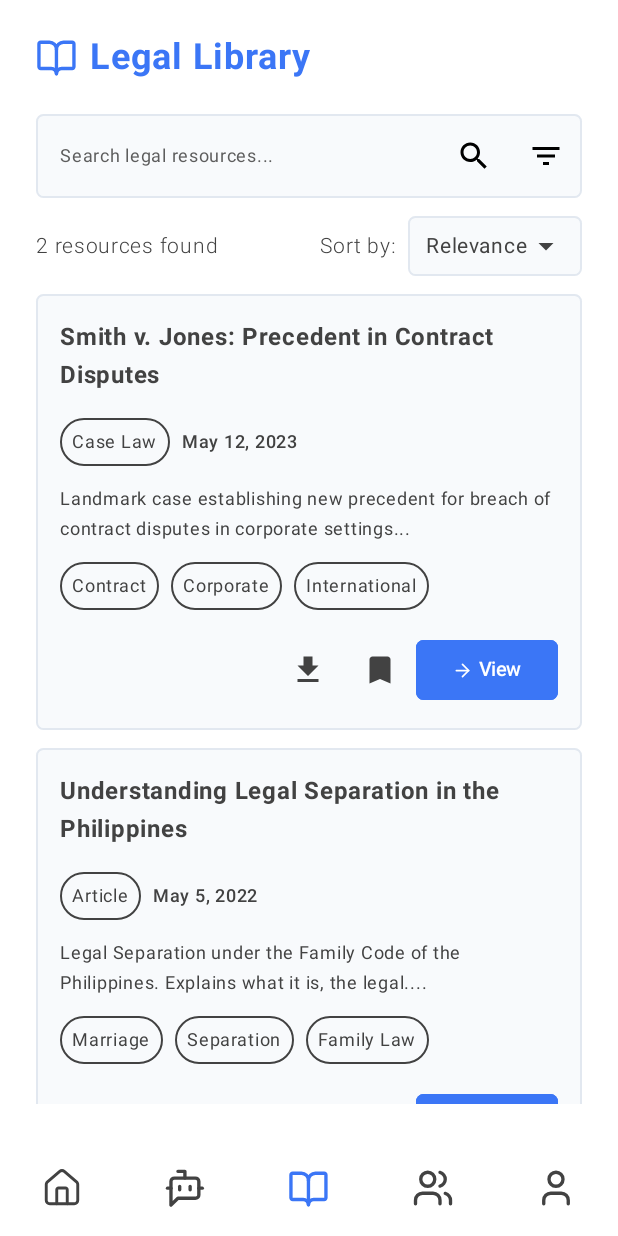
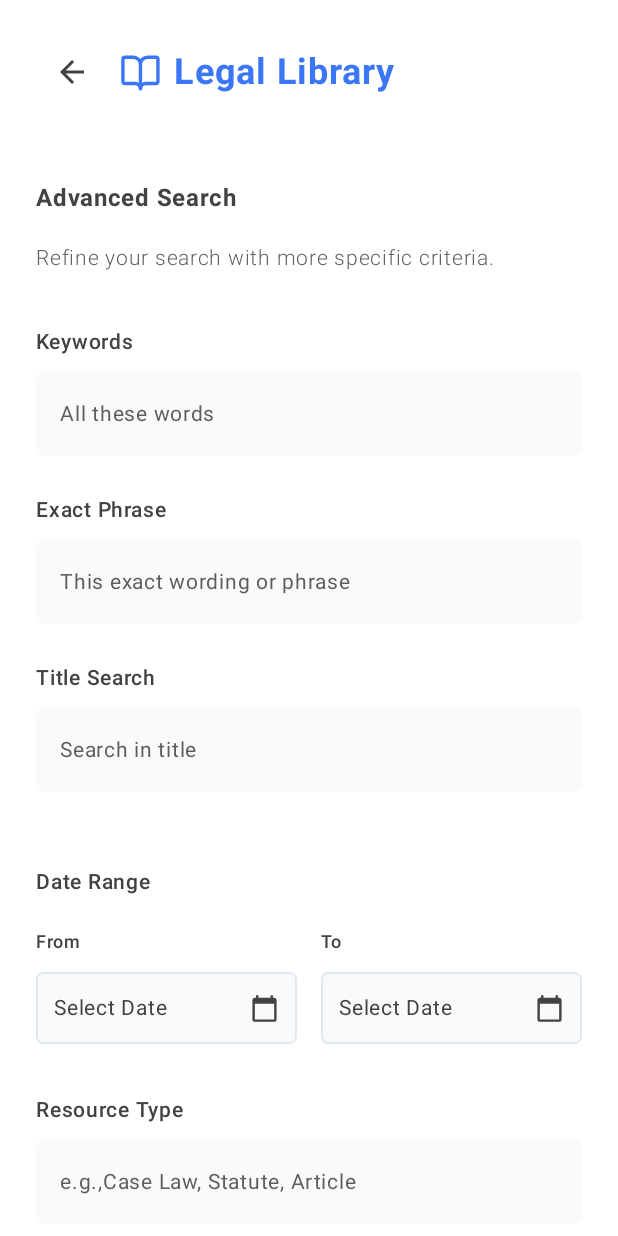
Before and after one commit to piolonrqz/Capstone-ALLY, an Android app built with Jetpack Compose: the ResourcesScreen screen opened through its navigation route, after a tap on "Search", on a phone screen of 412 x 824 dp. Run offline under Robolectric (Android 15) with nearby library versions, the phone set to English and light mode, and no system bars.

Commit message:
added library search screen

```diff
--- a/ally-mobile/app/src/main/java/com/example/ally/MainActivity.kt
+++ b/ally-mobile/app/src/main/java/com/example/ally/MainActivity.kt
@@ -22,6 +22,7 @@ import com.example.ally.ui.theme.AllyTheme
 import com.example.ally.ui.screens.LandingScreen
 import com.example.ally.ui.screens.ChatScreen
 import com.example.ally.ui.screens.ResourcesScreen
+import com.example.ally.ui.screens.LibrarySearchScreen
 import com.example.ally.ui.components.AllyBottomNav
 
 class MainActivity : ComponentActivity() {
@@ -55,6 +56,9 @@ class MainActivity : ComponentActivity() {
                         composable(ScreenRoutes.RESOURCES) {
                             ResourcesScreen(navController = navController)
                         }
+                        composable(ScreenRoutes.LIBRARY_SEARCH) {
+                            LibrarySearchScreen(navController = navController)
+                        }
                         // Add other composables for other screens here
                         // composable(ScreenRoutes.LAWYERS) { LawyersScreen(navController) }
                         // composable(ScreenRoutes.ACCOUNT) { AccountScreen(navController) }
--- a/ally-mobile/app/src/main/java/com/example/ally/navigation/ScreenRoutes.kt
+++ b/ally-mobile/app/src/main/java/com/example/ally/navigation/ScreenRoutes.kt
@@ -6,5 +6,6 @@ object ScreenRoutes {
     const val RESOURCES = "resources"
     const val LAWYERS = "lawyers"
     const val ACCOUNT = "account"
+    const val LIBRARY_SEARCH = "library_search"
     // Add other routes here as needed
 }
--- /dev/null
+++ b/ally-mobile/app/src/main/java/com/example/ally/ui/screens/LibrarySearchScreen.kt
@@ -0,0 +1,409 @@
+package com.example.ally.ui.screens
+
+import androidx.compose.foundation.BorderStroke
+import androidx.compose.foundation.Image
+import androidx.compose.foundation.background
+import androidx.compose.foundation.layout.*
+import androidx.compose.foundation.rememberScrollState
+import androidx.compose.foundation.shape.RoundedCornerShape
+import androidx.compose.foundation.verticalScroll
+import androidx.compose.material.icons.Icons
+import androidx.compose.material.icons.automirrored.filled.ArrowBack
+import androidx.compose.material.icons.filled.CalendarToday
+import androidx.compose.material3.*
+import androidx.compose.runtime.*
+import androidx.compose.ui.Alignment
+import androidx.compose.ui.Modifier
+import androidx.compose.ui.graphics.Color
+import androidx.compose.ui.res.painterResource
+import androidx.compose.ui.text.font.FontWeight
+import androidx.compose.ui.unit.dp
+import androidx.compose.ui.unit.sp
+import androidx.navigation.NavController
+import com.example.ally.R
+
+@OptIn(ExperimentalMaterial3Api::class)
+@Composable
+fun LibrarySearchScreen(navController: NavController) {
+    var keywords by remember { mutableStateOf("") }
+    var exactPhrase by remember { mutableStateOf("") }
+    var titleSearch by remember { mutableStateOf("") }
+    var resourceType by remember { mutableStateOf("") }
+    var jurisdiction by remember { mutableStateOf("") }
+    var tags by remember { mutableStateOf("") }
+    var fromDate by remember { mutableStateOf("") }
+    var toDate by remember { mutableStateOf("") }
+
+    Column(
+        modifier = Modifier
+            .fillMaxSize()
+            .background(Color.White)
+            .verticalScroll(rememberScrollState())
+            .padding(24.dp)
+    ) {
+        // Header with back button and title
+        Row(
+            modifier = Modifier.fillMaxWidth(),
+            verticalAlignment = Alignment.CenterVertically
+        ) {
+            IconButton(onClick = { navController.popBackStack() }) {
+                Icon(
+                    imageVector = Icons.AutoMirrored.Filled.ArrowBack,
+                    contentDescription = "Back",
+                    tint = Color(0xFF424242)
+                )
+            }
+            Spacer(modifier = Modifier.width(8.dp))
+            Image(
+                painter = painterResource(id = R.drawable.ic_resources),
+                contentDescription = "Resources icon",
+                modifier = Modifier.size(28.dp),
+                colorFilter = androidx.compose.ui.graphics.ColorFilter.tint(Color(0xFF3B76F6))
+            )
+            Spacer(modifier = Modifier.width(8.dp))
+            Text(
+                text = "Legal Library",
+                fontSize = 24.sp,
+                fontWeight = FontWeight.Bold,
+                color = Color(0xFF3B76F6)
+            )
+        }
+
+        Spacer(modifier = Modifier.height(48.dp))
+
+        // Advanced Search title
+        Text(
+            text = "Advanced Search",
+            fontSize = 16.sp,
+            fontWeight = FontWeight.Bold,
+            color = Color(0xFF424242)
+        )
+
+        Spacer(modifier = Modifier.height(16.dp))
+
+        // Subtitle
+        Text(
+            text = "Refine your search with more specific criteria.",
+            fontSize = 14.sp,
+            fontWeight = FontWeight.Light,
+            color = Color(0xFF5D5D5D)
+        )
+
+        Spacer(modifier = Modifier.height(32.dp))
+
+        // Keywords Section
+        Text(
+            text = "Keywords",
+            fontSize = 14.sp,
+            fontWeight = FontWeight.SemiBold,
+            color = Color(0xFF424242)
+        )
+        Spacer(modifier = Modifier.height(8.dp))
+        TextField(
+            value = keywords,
+            onValueChange = { keywords = it },
+            placeholder = {
+                Text(
+                    text = "All these words",
+                    fontSize = 14.sp,
+                    color = Color(0xFF5D5D5D)
+                )
+            },
+            modifier = Modifier.fillMaxWidth(),
+            shape = RoundedCornerShape(5.dp),
+            colors = TextFieldDefaults.colors(
+                focusedContainerColor = Color(0xFFF8FAFC),
+                unfocusedContainerColor = Color(0xFFF8FAFC),
+                focusedIndicatorColor = Color.Transparent,
+                unfocusedIndicatorColor = Color.Transparent
+            )
+
+        )
+
+        Spacer(modifier = Modifier.height(24.dp))
+
+        // Exact Phrase Section
+        Text(
+            text = "Exact Phrase",
+            fontSize = 14.sp,
+            fontWeight = FontWeight.SemiBold,
+            color = Color(0xFF424242)
+        )
+        Spacer(modifier = Modifier.height(8.dp))
+        TextField(
+            value = exactPhrase,
+            onValueChange = { exactPhrase = it },
+            placeholder = {
+                Text(
+                    text = "This exact wording or phrase",
+                    fontSize = 14.sp,
+                    color = Color(0xFF5D5D5D)
+                )
+            },
+            modifier = Modifier.fillMaxWidth(),
+            shape = RoundedCornerShape(5.dp),
+            colors = TextFieldDefaults.colors(
+                focusedContainerColor = Color(0xFFF8FAFC),
+                unfocusedContainerColor = Color(0xFFF8FAFC),
+                focusedIndicatorColor = Color.Transparent,
+                unfocusedIndicatorColor = Color.Transparent
+            )
+        )
+
+        Spacer(modifier = Modifier.height(24.dp))
+
+        // Title Search Section
+        Text(
+            text = "Title Search",
+            fontSize = 14.sp,
+            fontWeight = FontWeight.SemiBold,
+            color = Color(0xFF424242)
+        )
+        Spacer(modifier = Modifier.height(8.dp))
+        TextField(
+            value = titleSearch,
+            onValueChange = { titleSearch = it },
+            placeholder = {
+                Text(
+                    text = "Search in title",
+                    fontSize = 14.sp,
+                    color = Color(0xFF5D5D5D)
+                )
+            },
+            modifier = Modifier.fillMaxWidth(),
+            shape = RoundedCornerShape(5.dp),
+            colors = TextFieldDefaults.colors(
+                focusedContainerColor = Color(0xFFF8FAFC),
+                unfocusedContainerColor = Color(0xFFF8FAFC),
+                focusedIndicatorColor = Color.Transparent,
+                unfocusedIndicatorColor = Color.Transparent
+            )
+        )
+
+        Spacer(modifier = Modifier.height(48.dp))
+
+        // Date Range Section
+        Text(
+            text = "Date Range",
+            fontSize = 14.sp,
+            fontWeight = FontWeight.SemiBold,
+            color = Color(0xFF424242)
+        )
+        Spacer(modifier = Modifier.height(16.dp))
+
+        Row(
+            modifier = Modifier.fillMaxWidth(),
+            horizontalArrangement = Arrangement.spacedBy(16.dp)
+        ) {
+            // From Date
+            Column(modifier = Modifier.weight(1f)) {
+                Text(
+                    text = "From",
+                    fontSize = 12.sp,
+                    fontWeight = FontWeight.Medium,
+                    color = Color(0xFF424242)
+                )
+                Spacer(modifier = Modifier.height(8.dp))
+                Card(
+                    modifier = Modifier.fillMaxWidth(),
+                    shape = RoundedCornerShape(5.dp),
+                    colors = CardDefaults.cardColors(containerColor = Color(0xFFF8FAFC)),
+                    border = BorderStroke(1.dp, Color(0xFFE2E8F0))
+                ) {
+                    Row(
+                        modifier = Modifier
+                            .fillMaxWidth()
+                            .padding(12.dp),
+                        verticalAlignment = Alignment.CenterVertically
+                    ) {
+                        Text(
+                            text = if (fromDate.isEmpty()) "Select Date" else fromDate,
+                            fontSize = 14.sp,
+                            color = if (fromDate.isEmpty()) Color(0xFF424242) else Color(0xFF424242),
+                            modifier = Modifier.weight(1f)
+                        )
+                        Icon(
+                            imageVector = Icons.Default.CalendarToday,
+                            contentDescription = "Calendar",
+                            tint = Color(0xFF424242),
+                            modifier = Modifier.size(19.dp)
+                        )
+                    }
+                }
+            }
+
+            // To Date
+            Column(modifier = Modifier.weight(1f)) {
+                Text(
+                    text = "To",
+                    fontSize = 12.sp,
+                    fontWeight = FontWeight.Medium,
+                    color = Color(0xFF424242)
+                )
+                Spacer(modifier = Modifier.height(8.dp))
+                Card(
+                    modifier = Modifier.fillMaxWidth(),
+                    shape = RoundedCornerShape(5.dp),
+                    colors = CardDefaults.cardColors(containerColor = Color(0xFFF8FAFC)),
+                    border = BorderStroke(1.dp, Color(0xFFE2E8F0))
+                ) {
+                    Row(
+                        modifier = Modifier
+                            .fillMaxWidth()
+                            .padding(12.dp),
+                        verticalAlignment = Alignment.CenterVertically
+                    ) {
+                        Text(
+                            text = if (toDate.isEmpty()) "Select Date" else toDate,
+                            fontSize = 14.sp,
+                            color = if (toDate.isEmpty()) Color(0xFF424242) else Color(0xFF424242),
+                            modifier = Modifier.weight(1f)
+                        )
+                        Icon(
+                            imageVector = Icons.Default.CalendarToday,
+                            contentDescription = "Calendar",
+                            tint = Color(0xFF424242),
+                            modifier = Modifier.size(19.dp)
+                        )
+                    }
+                }
+            }
+        }
+
+        Spacer(modifier = Modifier.height(32.dp))
+
+        // Resource Type Section
+        Text(
+            text = "Resource Type",
+            fontSize = 14.sp,
+            fontWeight = FontWeight.SemiBold,
+            color = Color(0xFF424242)
+        )
+        Spacer(modifier = Modifier.height(8.dp))
+        TextField(
+            value = resourceType,
+            onValueChange = { resourceType = it },
+            placeholder = {
+                Text(
+                    text = "e.g.,Case Law, Statute, Article",
+                    fontSize = 14.sp,
+                    color = Color(0xFF5D5D5D)
+                )
+            },
+            modifier = Modifier.fillMaxWidth(),
+            shape = RoundedCornerShape(5.dp),
+            colors = TextFieldDefaults.colors(
+                focusedContainerColor = Color(0xFFF8FAFC),
+                unfocusedContainerColor = Color(0xFFF8FAFC),
+                focusedIndicatorColor = Color.Transparent,
+                unfocusedIndicatorColor = Color.Transparent
+            )
+        )
+
+        Spacer(modifier = Modifier.height(24.dp))
+
+        // Jurisdiction Section
+        Text(
+            text = "Jurisdiction",
+            fontSize = 14.sp,
+            fontWeight = FontWeight.SemiBold,
+            color = Color(0xFF424242)
+        )
+        Spacer(modifier = Modifier.height(8.dp))
+        TextField(
+            value = jurisdiction,
+            onValueChange = { jurisdiction = it },
+            placeholder = {
+                Text(
+                    text = "e.g., Federal, State, International",
+                    fontSize = 14.sp,
+                    color = Color(0xFF5D5D5D)
+                )
+            },
+            modifier = Modifier.fillMaxWidth(),
+            shape = RoundedCornerShape(5.dp),
+            colors = TextFieldDefaults.colors(
+                focusedContainerColor = Color(0xFFF8FAFC),
+                unfocusedContainerColor = Color(0xFFF8FAFC),
+                focusedIndicatorColor = Color.Transparent,
+                unfocusedIndicatorColor = Color.Transparent
+            )
+        )
+
+        Spacer(modifier = Modifier.height(24.dp))
+
+        // Tags Section
+        Text(
+            text = "Tags (comma separated)",
+            fontSize = 14.sp,
+            fontWeight = FontWeight.SemiBold,
+            color = Color(0xFF424242)
+        )
+        Spacer(modifier = Modifier.height(8.dp))
+        TextField(
+            value = tags,
+            onValueChange = { tags = it },
+            placeholder = {
+                Text(
+                    text = "e.g., Criminal, Corporate, Property",
+                    fontSize = 14.sp,
+                    color = Color(0xFF5D5D5D)
+                )
+            },
+            modifier = Modifier.fillMaxWidth(),
+            shape = RoundedCornerShape(5.dp),
+            colors = TextFieldDefaults.colors(
+                focusedContainerColor = Color(0xFFF8FAFC),
+                unfocusedContainerColor = Color(0xFFF8FAFC),
+                focusedIndicatorColor = Color.Transparent,
+                unfocusedIndicatorColor = Color.Transparent
+            )
+        )
+
+        Spacer(modifier = Modifier.height(48.dp))
+
+        // Action Buttons
+        Row(
+            modifier = Modifier.fillMaxWidth(),
+            horizontalArrangement = Arrangement.spacedBy(12.dp)
+        ) {
+            // Cancel Button
+            Button(
+                onClick = { navController.popBackStack() },
+                modifier = Modifier.weight(1f),
+                shape = RoundedCornerShape(5.dp),
+                colors = ButtonDefaults.buttonColors(containerColor = Color.White),
+                border = BorderStroke(1.dp, Color(0xFFE2E8F0))
+            ) {
+                Text(
+                    text = "Cancel",
+                    fontSize = 14.sp,
+                    color = Color(0xFF424242),
+                    modifier = Modifier.padding(vertical = 8.dp)
+                )
+            }
+
+            // Search Button
+            Button(
+                onClick = {
+                    // TODO: Implement search functionality
+                    // For now, navigate back to resources with search results
+                    navController.popBackStack()
+                },
+                modifier = Modifier.weight(1f),
+                shape = RoundedCornerShape(5.dp),
+                colors = ButtonDefaults.buttonColors(containerColor = Color(0xFF3B76F6)),
+                border = BorderStroke(1.dp, Color(0xFF3B76F6))
+            ) {
+                Text(
+                    text = "Search",
+                    fontSize = 14.sp,
+                    color = Color.White,
+                    modifier = Modifier.padding(vertical = 8.dp)
+                )
+            }
+        }
+
+        Spacer(modifier = Modifier.height(24.dp))
+    }
+}
--- a/ally-mobile/app/src/main/java/com/example/ally/ui/screens/ResourcesScreen.kt
+++ b/ally-mobile/app/src/main/java/com/example/ally/ui/screens/ResourcesScreen.kt
@@ -26,6 +26,7 @@ import androidx.compose.ui.unit.dp
 import androidx.compose.ui.unit.sp
 import androidx.navigation.NavController
 import com.example.ally.R
+import com.example.ally.navigation.ScreenRoutes
 
 data class LegalResource(
     val id: String,
@@ -104,7 +105,6 @@ fun ResourcesScreen(navController: NavController) {
             Row(
                 modifier = Modifier
                     .fillMaxWidth(),
-//                    .padding(3.dp),
                 verticalAlignment = Alignment.CenterVertically
             ) {
                 TextField(
@@ -125,8 +125,7 @@ fun ResourcesScreen(navController: NavController) {
                         unfocusedIndicatorColor = Color.Transparent
                     )
                 )
-
-                IconButton(onClick = { /* TODO: Implement search */ }) {
+                  IconButton(onClick = { navController.navigate(ScreenRoutes.LIBRARY_SEARCH) }) {
                     Icon(
                         imageVector = Icons.Default.Search,
                         contentDescription = "Search",
```
Also changed, not shown: 1 other file.
